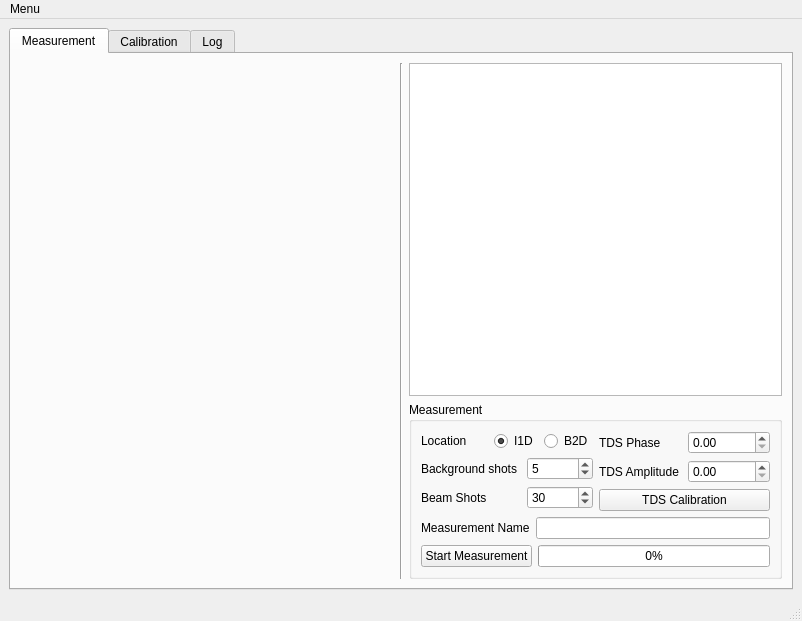
This is esme/gui/ui/esme_window.ui in st-walker/esme as Qt 5 draws it before an edit. The edited form follows.
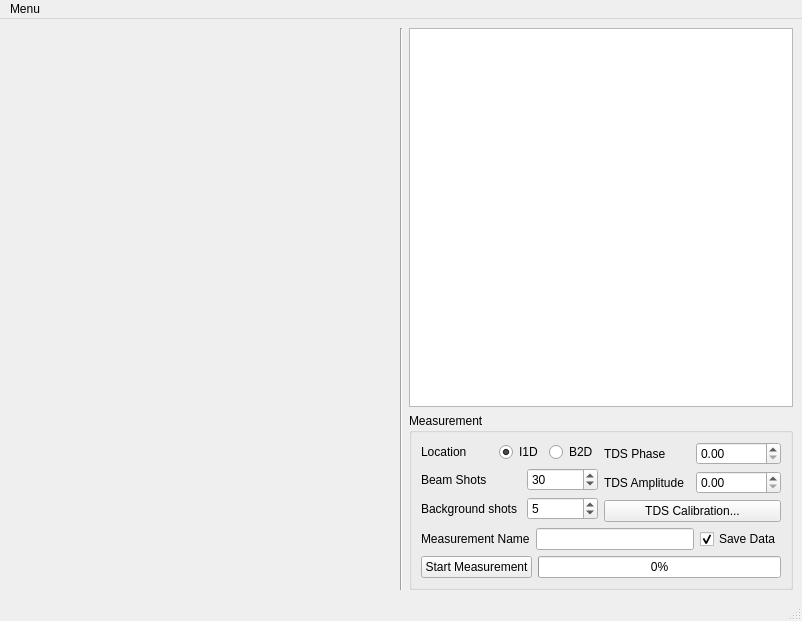
This is the edited form. Custom widgets are drawn as their Qt base class.

```diff
--- a/esme/gui/ui/esme_window.ui
+++ b/esme/gui/ui/esme_window.ui
@@ -16,42 +16,7 @@
   <widget class="QWidget" name="centralwidget">
    <layout class="QGridLayout" name="gridLayout_2">
     <item row="0" column="0">
-     <widget class="QTabWidget" name="tabWidget">
-      <property name="tabShape">
-       <enum>QTabWidget::Rounded</enum>
-      </property>
-      <property name="currentIndex">
-       <number>0</number>
-      </property>
-      <property name="tabsClosable">
-       <bool>false</bool>
-      </property>
-      <property name="tabBarAutoHide">
-       <bool>false</bool>
-      </property>
-      <widget class="QWidget" name="measurement_tab">
-       <property name="sizePolicy">
-        <sizepolicy hsizetype="Expanding" vsizetype="Expanding">
-         <horstretch>0</horstretch>
-         <verstretch>0</verstretch>
-        </sizepolicy>
-       </property>
-       <attribute name="title">
-        <string>Measurement</string>
-       </attribute>
-       <layout class="QGridLayout" name="gridLayout_4">
-        <item row="0" column="0">
          <layout class="QGridLayout" name="gridLayout">
-          <item row="0" column="0">
-           <widget class="ImageView" name="screen_widget" native="true">
-            <property name="sizePolicy">
-             <sizepolicy hsizetype="Expanding" vsizetype="Expanding">
-              <horstretch>0</horstretch>
-              <verstretch>0</verstretch>
-             </sizepolicy>
-            </property>
-           </widget>
-          </item>
           <item row="0" column="1">
            <widget class="Line" name="line">
             <property name="orientation">
@@ -109,28 +74,28 @@
                  </item>
                  <item>
                   <layout class="QGridLayout" name="gridLayout_3">
-                   <item row="1" column="0">
-                    <widget class="QLabel" name="beam_shots_label">
-                     <property name="text">
-                      <string>Beam Shots</string>
+               <item row="0" column="1">
+                <widget class="QSpinBox" name="beam_shots_spinner">
+                 <property name="value">
+                  <number>30</number>
                      </property>
                     </widget>
                    </item>
-                   <item row="0" column="0">
+               <item row="1" column="0">
                     <widget class="QLabel" name="background_shots_label">
                      <property name="text">
                       <string>Background shots </string>
                      </property>
                     </widget>
                    </item>
+               <item row="0" column="0">
+                <widget class="QLabel" name="beam_shots_label">
+                 <property name="text">
+                  <string>Beam Shots</string>
+                 </property>
+                </widget>
+               </item>
                    <item row="1" column="1">
-                    <widget class="QSpinBox" name="beam_shots_spinner">
-                     <property name="value">
-                      <number>30</number>
-                     </property>
-                    </widget>
-                   </item>
-                   <item row="0" column="1">
                     <widget class="QSpinBox" name="bg_shots_spinner">
                      <property name="value">
                       <number>5</number>
@@ -172,9 +137,9 @@
                   </layout>
                  </item>
                  <item row="2" column="0">
-                  <widget class="QPushButton" name="pushButton">
+              <widget class="QPushButton" name="tds_calibration_button">
                    <property name="text">
-                    <string>TDS Calibration</string>
+                <string>TDS Calibration...</string>
                    </property>
                    <property name="flat">
                     <bool>false</bool>
@@ -183,27 +148,6 @@
                  </item>
                 </layout>
                </item>
-               <item row="1" column="0" colspan="2">
-                <layout class="QHBoxLayout" name="horizontalLayout_6">
-                 <item>
-                  <widget class="QLabel" name="label_6">
-                   <property name="text">
-                    <string>Measurement Name</string>
-                   </property>
-                  </widget>
-                 </item>
-                 <item>
-                  <widget class="QLineEdit" name="lineEdit">
-                   <property name="text">
-                    <string/>
-                   </property>
-                   <property name="clearButtonEnabled">
-                    <bool>false</bool>
-                   </property>
-                  </widget>
-                 </item>
-                </layout>
-               </item>
                <item row="2" column="0" colspan="2">
                 <layout class="QHBoxLayout" name="horizontalLayout_3">
                  <item>
@@ -234,26 +178,56 @@
                  </item>
                 </layout>
                </item>
-              </layout>
-             </widget>
-            </item>
+           <item row="1" column="0" colspan="2">
+            <layout class="QHBoxLayout" name="horizontalLayout_6">
+             <item>
+              <widget class="QLabel" name="measurement_name_label">
+               <property name="text">
+                <string>Measurement Name</string>
+               </property>
+              </widget>
+             </item>
+             <item>
+              <widget class="QLineEdit" name="lineEdit">
+               <property name="text">
+                <string/>
+               </property>
+               <property name="clearButtonEnabled">
+                <bool>false</bool>
+               </property>
+              </widget>
+             </item>
+             <item>
+              <widget class="QCheckBox" name="save_data_checkbox">
+               <property name="text">
+                <string>Save Data</string>
+               </property>
+               <property name="checked">
+                <bool>true</bool>
+               </property>
+               <property name="tristate">
+                <bool>false</bool>
+               </property>
+              </widget>
+             </item>
            </layout>
           </item>
          </layout>
+         </widget>
         </item>
        </layout>
-      </widget>
-      <widget class="QWidget" name="calibration_tab">
-       <attribute name="title">
-        <string>Calibration</string>
-       </attribute>
-      </widget>
-      <widget class="QWidget" name="log_tab">
-       <attribute name="title">
-        <string>Log</string>
-       </attribute>
-      </widget>
-     </widget>
+      </item>
+      <item row="0" column="0">
+       <widget class="ImageView" name="screen_widget" native="true">
+        <property name="sizePolicy">
+         <sizepolicy hsizetype="Expanding" vsizetype="Expanding">
+          <horstretch>0</horstretch>
+          <verstretch>0</verstretch>
+         </sizepolicy>
+        </property>
+       </widget>
+      </item>
+     </layout>
     </item>
    </layout>
   </widget>
```
Lines whose indentation alone changed are shown as unchanged.
